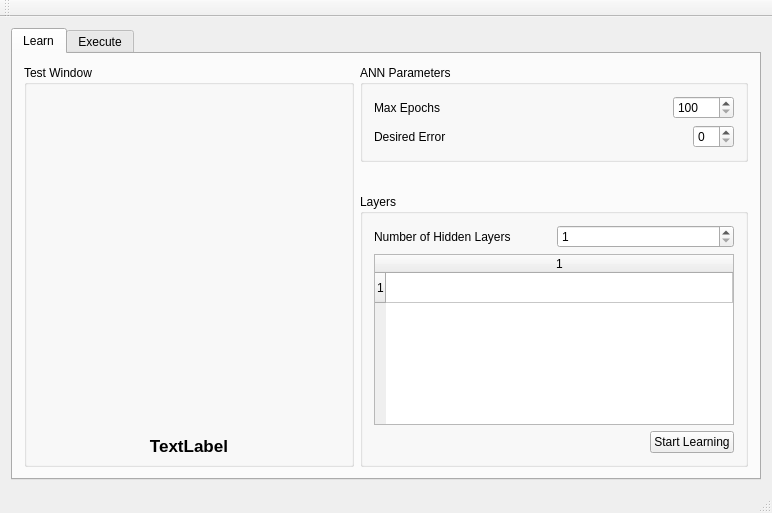
squarenabla/ANN, file main.ui: the form before one commit.
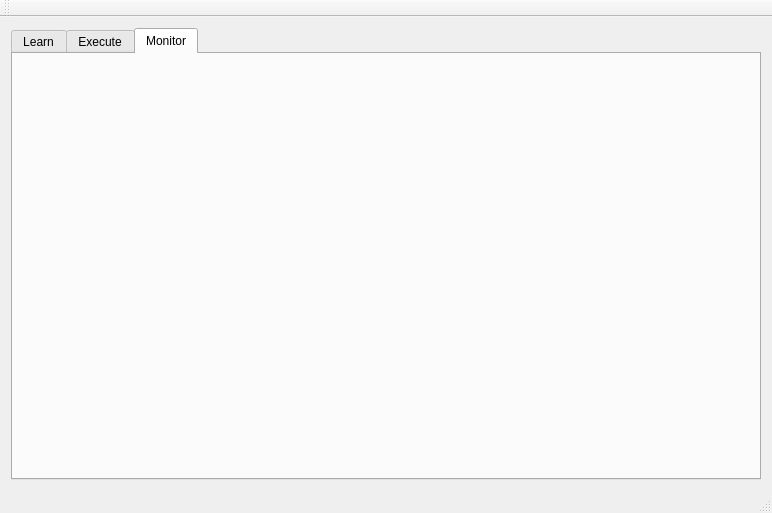
The form after the commit. Custom widgets are drawn as their Qt base class.

Patch:
```diff
--- a/main.ui
+++ b/main.ui
@@ -18,7 +18,7 @@
     <item row="0" column="0">
      <widget class="QTabWidget" name="tabWidget">
       <property name="currentIndex">
-       <number>0</number>
+       <number>2</number>
       </property>
       <widget class="QWidget" name="Learn">
        <attribute name="title">
@@ -45,7 +45,7 @@
              <property name="maximumSize">
               <size>
                <width>16777215</width>
-               <height>15</height>
+               <height>25</height>
               </size>
              </property>
              <property name="font">
@@ -57,7 +57,7 @@
               </font>
              </property>
              <property name="text">
-              <string>TextLabel</string>
+              <string>Ready to train</string>
              </property>
              <property name="alignment">
               <set>Qt::AlignCenter</set>
@@ -317,6 +317,21 @@
         </item>
        </layout>
       </widget>
+      <widget class="QWidget" name="tab">
+       <attribute name="title">
+        <string>Monitor</string>
+       </attribute>
+       <widget class="QCustomPlot" name="graph" native="true">
+        <property name="geometry">
+         <rect>
+          <x>120</x>
+          <y>40</y>
+          <width>491</width>
+          <height>171</height>
+         </rect>
+        </property>
+       </widget>
+      </widget>
      </widget>
     </item>
    </layout>
@@ -349,6 +364,12 @@
    <header location="global">painter.h</header>
    <container>1</container>
   </customwidget>
+  <customwidget>
+   <class>QCustomPlot</class>
+   <extends>QWidget</extends>
+   <header location="global">qcustomplot.h</header>
+   <container>1</container>
+  </customwidget>
   <customwidget>
    <class>TableWidget</class>
    <extends>QTableWidget</extends>
```
